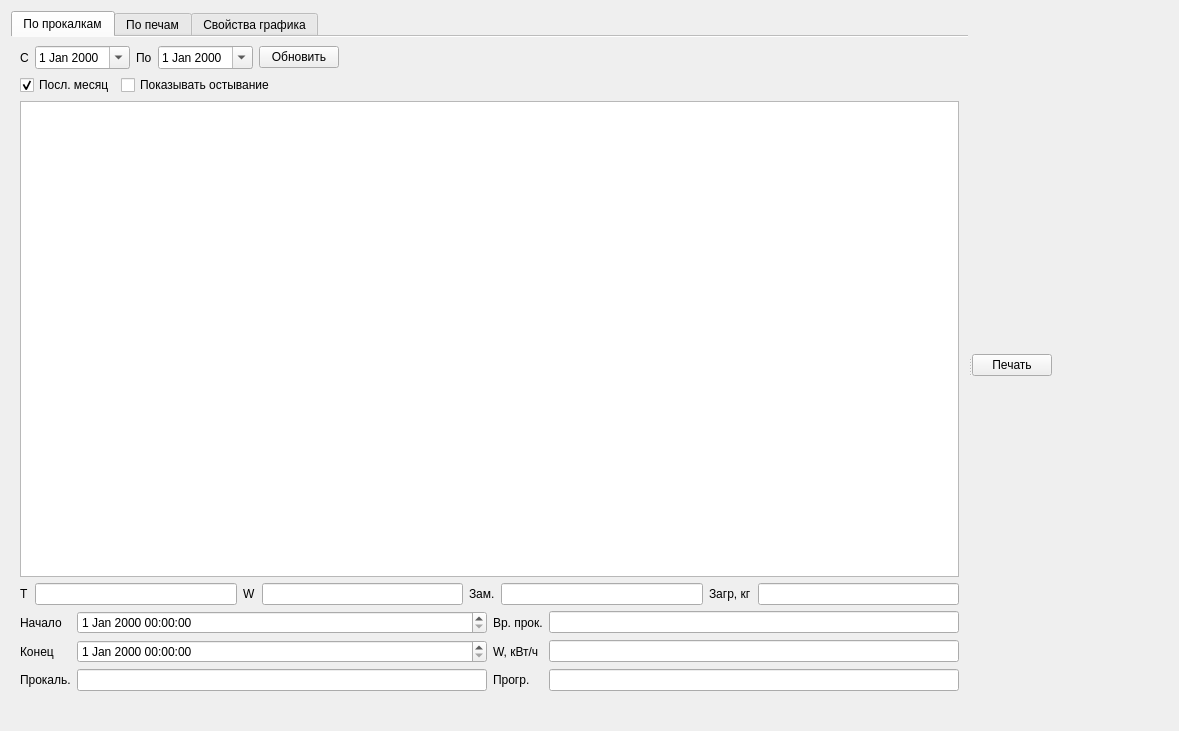
Qt form formgraph.ui (Sergeyego/proc) before a commit.
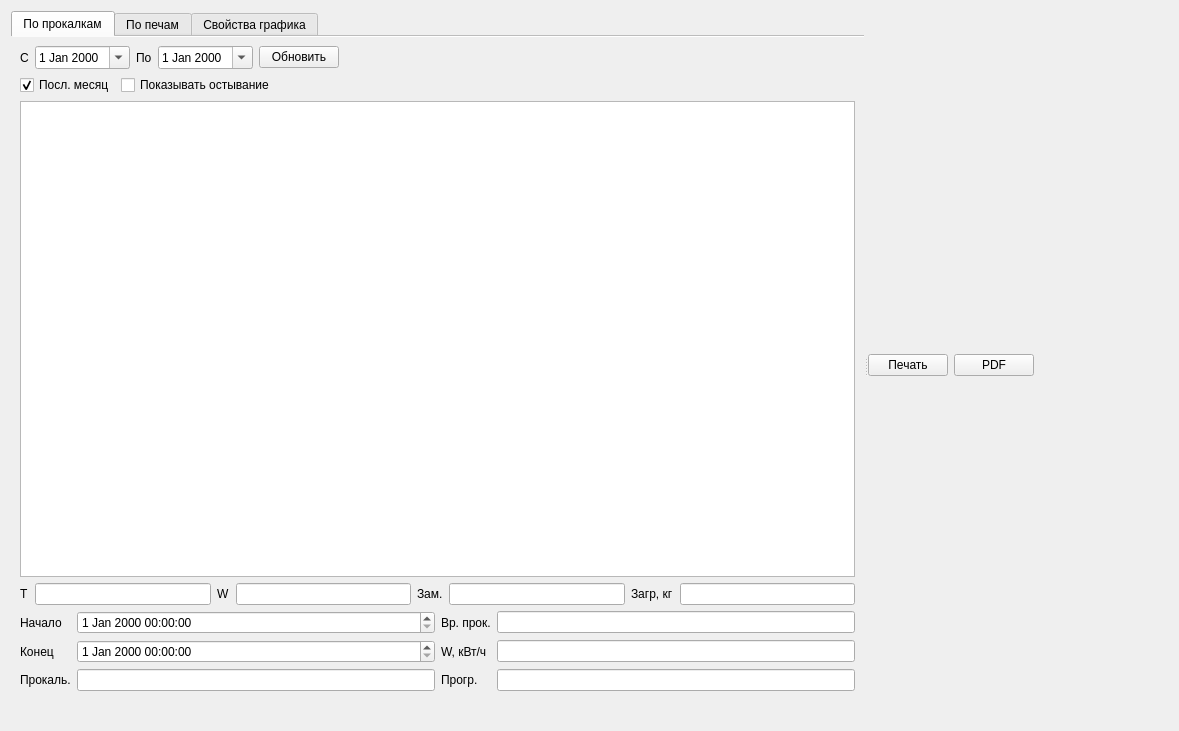
The same form after that commit. Custom widgets are drawn as their Qt base class.

What changed in the file:
```diff
--- a/formgraph.ui
+++ b/formgraph.ui
@@ -408,6 +408,18 @@
            </property>
           </widget>
          </item>
+         <item>
+          <widget class="QPushButton" name="pushButtonPdf">
+           <property name="font">
+            <font>
+             <family>.AppleSystemUIFont</family>
+            </font>
+           </property>
+           <property name="text">
+            <string>PDF</string>
+           </property>
+          </widget>
+         </item>
          <item>
           <spacer name="horizontalSpacer_5">
            <property name="orientation">
```
